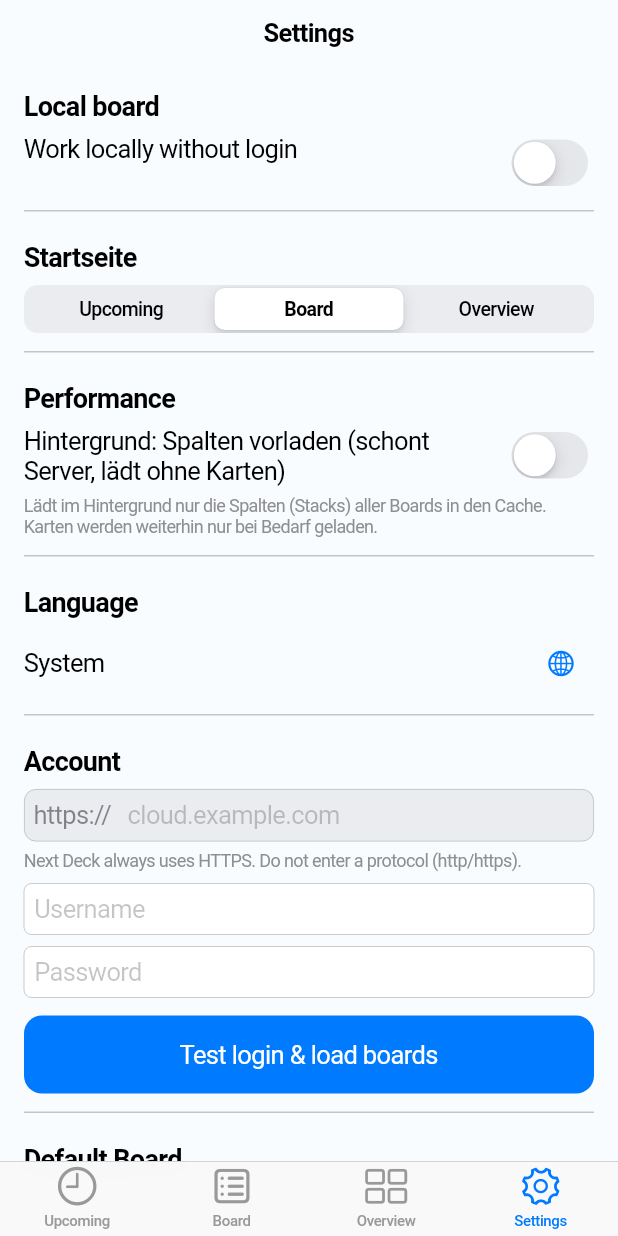
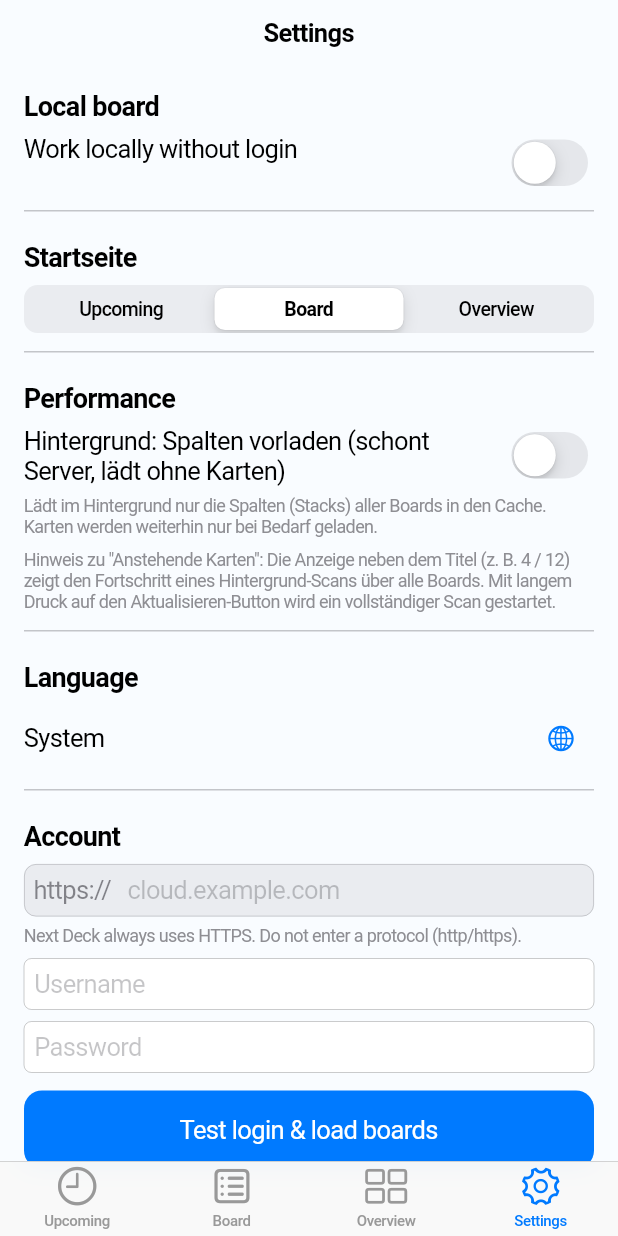
Before and after one commit to holger-dev/nextdeck, a Flutter app: the screen it shows after launch, on a phone screen of 412 x 824 dp. Run offline on Flutter 3.47's test engine with Material 3 defaults, Android fonts, the phone set to English and light mode, and no system bars; our stand-ins replace file_picker, flutter_markdown, flutter_secure_storage, hive, hive_flutter, share_plus; missing offline and left inert: markdown; accounts and stored records are empty.

Commit message:
feat(upcoming): show background scan progress in title (done/total) and add settings explanation

```diff
--- a/lib/pages/settings_page.dart
+++ b/lib/pages/settings_page.dart
@@ -229,6 +229,8 @@ class _SettingsPageState extends State<SettingsPage> {
             ),
             const SizedBox(height: 6),
             const Text('Lädt im Hintergrund nur die Spalten (Stacks) aller Boards in den Cache. Karten werden weiterhin nur bei Bedarf geladen.', style: TextStyle(color: CupertinoColors.systemGrey, fontSize: 12)),
+            const SizedBox(height: 8),
+            const Text('Hinweis zu "Anstehende Karten": Die Anzeige neben dem Titel (z. B. 4 / 12) zeigt den Fortschritt eines Hintergrund-Scans über alle Boards. Mit langem Druck auf den Aktualisieren-Button wird ein vollständiger Scan gestartet.', style: TextStyle(color: CupertinoColors.systemGrey, fontSize: 12)),
             const SizedBox(height: 12),
             const _Divider(),
             const SizedBox(height: 20),
```
Also changed, not shown: lib/pages/upcoming_page.dart (+17 -1 lines).
